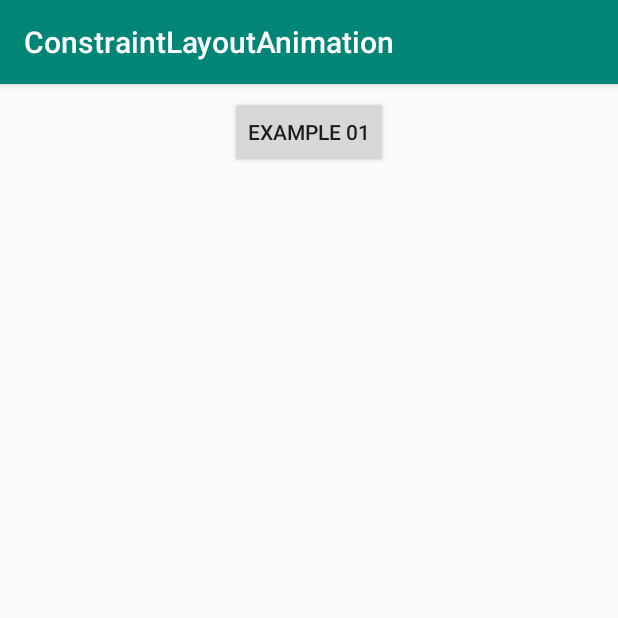
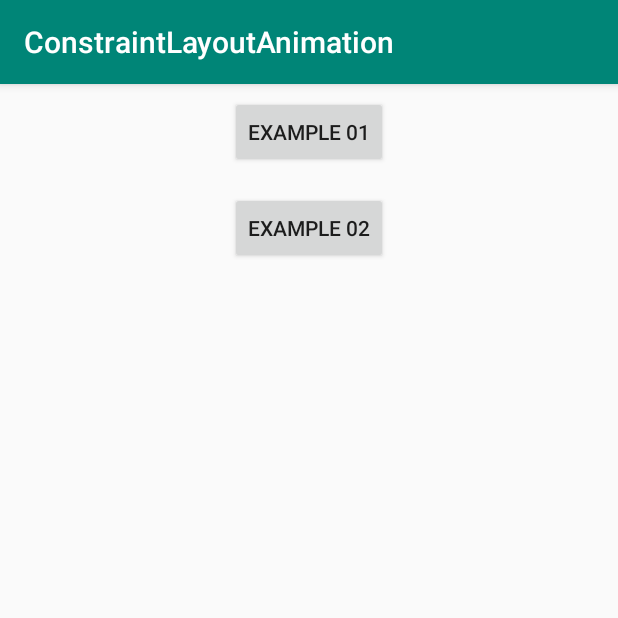
Before and after one commit to WeRockStar/ConstraintLayoutAnimation, an Android app: the screen it shows after launch (MainActivity), on a phone screen of 412 x 824 dp, the top half of it. Run offline under Robolectric (Android 15) with nearby library versions, the phone set to English and light mode, and no system bars.

Commit message:
Add example 2

```diff
--- a/app/src/main/AndroidManifest.xml
+++ b/app/src/main/AndroidManifest.xml
@@ -9,6 +9,8 @@
             android:roundIcon="@mipmap/ic_launcher_round"
             android:supportsRtl="true"
             android:theme="@style/AppTheme">
+        <activity android:name=".Example02Activity">
+        </activity>
         <activity android:name=".Example01Activity">
         </activity>
         <activity android:name=".MainActivity">
--- a/app/src/main/java/com/werockstar/constraintlayoutanimation/MainActivity.kt
+++ b/app/src/main/java/com/werockstar/constraintlayoutanimation/MainActivity.kt
@@ -14,5 +14,8 @@ class MainActivity : AppCompatActivity() {
         btn01.setOnClickListener {
             startActivity(Intent(this, Example01Activity::class.java))
         }
+        btn02.setOnClickListener {
+            startActivity(Intent(this, Example02Activity::class.java))
+        }
     }
 }
--- a/app/src/main/res/layout/activity_main.xml
+++ b/app/src/main/res/layout/activity_main.xml
@@ -14,4 +14,14 @@
             android:layout_marginEnd="8dp" app:layout_constraintStart_toStartOf="parent"
             android:layout_marginStart="8dp" android:layout_marginTop="8dp" app:layout_constraintTop_toTopOf="parent"/>
 
+    <Button android:layout_width="wrap_content"
+            android:id="@+id/btn02"
+            android:text="Example 02"
+            android:layout_height="wrap_content" app:layout_constraintEnd_toEndOf="parent"
+            android:layout_marginEnd="8dp"
+            app:layout_constraintStart_toStartOf="parent"
+            android:layout_marginStart="8dp"
+            android:layout_marginTop="16dp"
+            app:layout_constraintTop_toBottomOf="@+id/btn01"/>
+
 </android.support.constraint.ConstraintLayout>
```
Also changed, not shown: app/src/main/java/com/werockstar/constraintlayoutanimation/Example02Activity.kt (added, +26 -0 lines), app/src/main/res/drawable-anydpi/ic_favorite.xml (added, +9 -0 lines), app/src/main/res/drawable-anydpi/ic_fiber_pin.xml (added, +9 -0 lines), app/src/main/res/layout/activity_example02.xml (added, +41 -0 lines).
